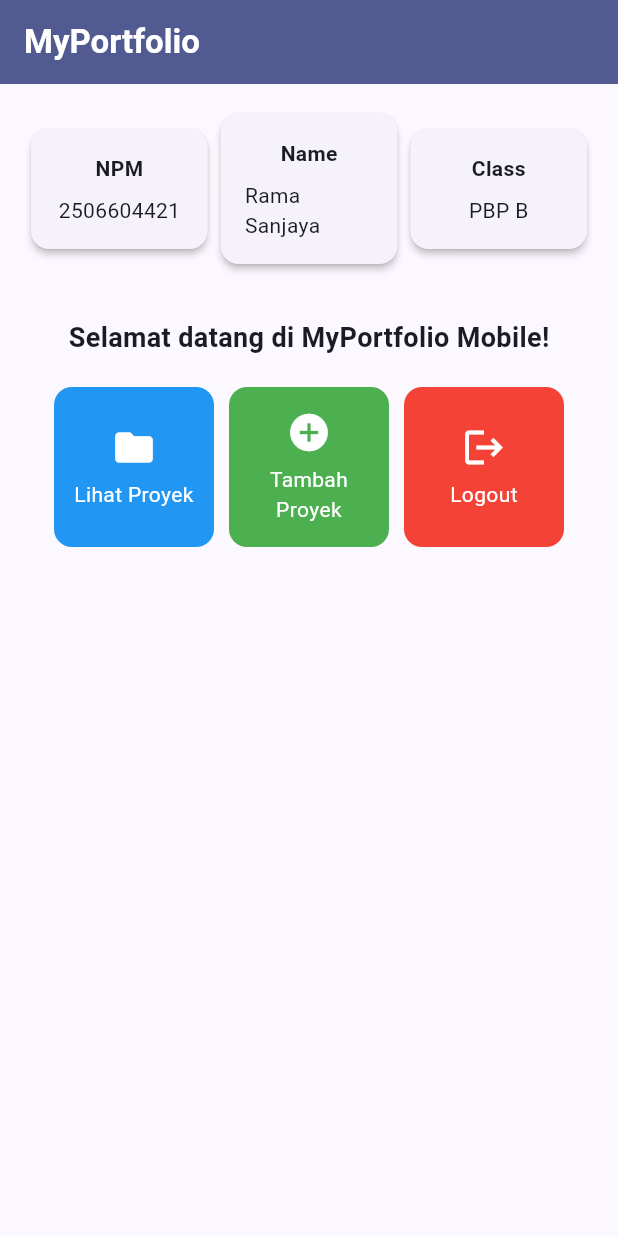
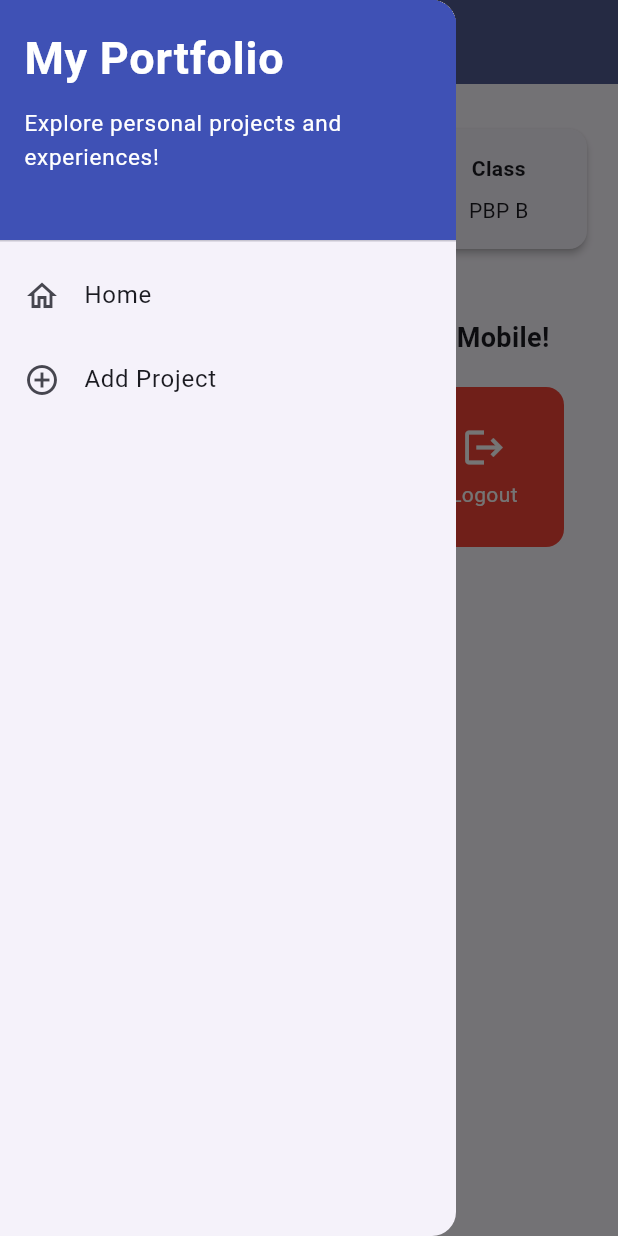
Before and after one commit to ramasanjayadx/myportofolio_mobile, a Flutter app: the screen it shows after launch, with the side drawer open (before the commit the screen has no drawer), on a phone screen of 412 x 824 dp. Run offline on Flutter 3.47's test engine with Material 3 defaults, Android fonts, the phone set to English and light mode, and no system bars; our stand-ins replace material_ui.

Commit message:
feat: add navigation

```diff
--- a/lib/main.dart
+++ b/lib/main.dart
@@ -1,4 +1,4 @@
-import 'package:flutter/material.dart';
+import 'package:material_ui/material_ui.dart';
 import 'package:myportofolio_mobile/menu.dart';
 
 void main() {
--- a/lib/menu.dart
+++ b/lib/menu.dart
@@ -1,4 +1,5 @@
-import 'package:flutter/material.dart';
+import 'package:material_ui/material_ui.dart';
+import 'package:myportofolio_mobile/widgets/left_drawer.dart';
 
 class MyHomePage extends StatelessWidget {
   MyHomePage({super.key});
@@ -25,7 +26,9 @@ class MyHomePage extends StatelessWidget {
           ),
         ),
         backgroundColor: Theme.of(context).colorScheme.primary,
+        iconTheme: const IconThemeData(color: Colors.white),
       ),
+      drawer: const LeftDrawer(),
       body: Padding(
         padding: const EdgeInsets.all(16.0),
         child: Column(
--- /dev/null
+++ b/lib/widgets/left_drawer.dart
@@ -0,0 +1,66 @@
+import 'package:material_ui/material_ui.dart';
+import 'package:myportofolio_mobile/menu.dart';
+// TODO: Impor halaman ProjectFormPage jika sudah dibuat
+
+class LeftDrawer extends StatelessWidget {
+  const LeftDrawer({super.key});
+
+  @override
+  Widget build(BuildContext context) {
+    return Drawer(
+      child: ListView(
+        children: [
+          const DrawerHeader(
+            decoration: BoxDecoration(
+              color: Colors.indigo,
+            ),
+            child: Column(
+              crossAxisAlignment: CrossAxisAlignment.start,
+              children: [
+                Text(
+                  'My Portfolio',
+                  style: TextStyle(
+                    fontSize: 30,
+                    fontWeight: FontWeight.bold,
+                    color: Colors.white,
+                  ),
+                ),
+                SizedBox(height: 10),
+                Text(
+                  'Explore personal projects and experiences!',
+                  style: TextStyle(
+                    fontSize: 15,
+                    color: Colors.white,
+                  ),
+                ),
+              ],
+            ),
+          ),
+          ListTile(
+            leading: const Icon(Icons.home_outlined),
+            title: const Text('Home'),
+            // Navigasi ke halaman utama portofolio
+            onTap: () {
+              Navigator.pushReplacement(
+                context,
+                MaterialPageRoute(
+                  builder: (context) => MyHomePage(),
+                ),
+              );
+            },
+          ),
+          ListTile(
+            leading: const Icon(Icons.add_circle_outline),
+            title: const Text('Add Project'),
+            // Navigasi ke halaman tambah proyek
+            onTap: () {
+              /*
+              TODO: Buatlah routing ke halaman ProjectFormPage yang akan dibuat nanti.
+              */
+            },
+          ),
+        ],
+      ),
+    );
+  }
+}
--- a/pubspec.yaml
+++ b/pubspec.yaml
@@ -34,6 +34,7 @@ dependencies:
   # The following adds the Cupertino Icons font to your application.
   # Use with the CupertinoIcons class for iOS style icons.
   cupertino_icons: ^1.0.8
+  material_ui: ^1.11.1
 
 dev_dependencies:
   flutter_test:
```
Also changed, not shown: pubspec.lock.
